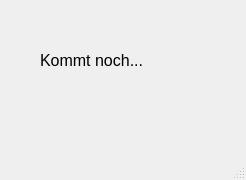
This is ui/settings.ui in fflopsi/twobodyproblem as Qt 5 draws it before an edit. The edited form follows.
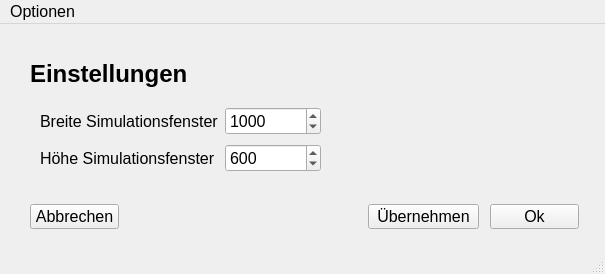
This is the edited form.

Diff of the .ui file:
```diff
--- a/ui/settings.ui
+++ b/ui/settings.ui
@@ -6,8 +6,8 @@
    <rect>
     <x>0</x>
     <y>0</y>
-    <width>246</width>
-    <height>180</height>
+    <width>605</width>
+    <height>274</height>
    </rect>
   </property>
   <property name="font">
@@ -19,17 +19,123 @@
    <string>Einstellungen</string>
   </property>
   <widget class="QWidget" name="centralwidget">
-   <widget class="QLabel" name="label">
+   <widget class="QPushButton" name="b_ok">
+    <property name="geometry">
+     <rect>
+      <x>490</x>
+      <y>180</y>
+      <width>89</width>
+      <height>25</height>
+     </rect>
+    </property>
+    <property name="text">
+     <string>Ok</string>
+    </property>
+   </widget>
+   <widget class="QPushButton" name="b_save">
+    <property name="geometry">
+     <rect>
+      <x>368</x>
+      <y>180</y>
+      <width>111</width>
+      <height>25</height>
+     </rect>
+    </property>
+    <property name="text">
+     <string>Übernehmen</string>
+    </property>
+   </widget>
+   <widget class="QPushButton" name="b_cancel">
+    <property name="geometry">
+     <rect>
+      <x>30</x>
+      <y>180</y>
+      <width>89</width>
+      <height>25</height>
+     </rect>
+    </property>
+    <property name="toolTip">
+     <string extracomment="Verlassen ohne zu speichern">Verlassen ohne zu speichern</string>
+    </property>
+    <property name="statusTip">
+     <string/>
+    </property>
+    <property name="whatsThis">
+     <string/>
+    </property>
+    <property name="accessibleName">
+     <string/>
+    </property>
+    <property name="accessibleDescription">
+     <string/>
+    </property>
+    <property name="text">
+     <string>Abbrechen</string>
+    </property>
+   </widget>
+   <widget class="QWidget" name="gridLayoutWidget">
     <property name="geometry">
      <rect>
       <x>40</x>
-      <y>50</y>
-      <width>141</width>
-      <height>21</height>
+      <y>80</y>
+      <width>281</width>
+      <height>71</height>
+     </rect>
+    </property>
+    <layout class="QGridLayout" name="gridLayout">
+     <item row="1" column="1">
+      <widget class="QSpinBox" name="canvas_height">
+       <property name="minimum">
+        <number>50</number>
+       </property>
+       <property name="maximum">
+        <number>2000</number>
+       </property>
+       <property name="value">
+        <number>600</number>
+       </property>
+      </widget>
+     </item>
+     <item row="0" column="1">
+      <widget class="QSpinBox" name="canvas_width">
+       <property name="minimum">
+        <number>100</number>
+       </property>
+       <property name="maximum">
+        <number>3000</number>
+       </property>
+       <property name="value">
+        <number>1000</number>
+       </property>
+      </widget>
+     </item>
+     <item row="0" column="0">
+      <widget class="QLabel" name="label">
+       <property name="text">
+        <string>Breite Simulationsfenster</string>
+       </property>
+      </widget>
+     </item>
+     <item row="1" column="0">
+      <widget class="QLabel" name="label_2">
+       <property name="text">
+        <string>Höhe Simulationsfenster</string>
+       </property>
+      </widget>
+     </item>
+    </layout>
+   </widget>
+   <widget class="QLabel" name="label_17">
+    <property name="geometry">
+     <rect>
+      <x>30</x>
+      <y>30</y>
+      <width>161</width>
+      <height>41</height>
      </rect>
     </property>
     <property name="text">
-     <string>Kommt noch...</string>
+     <string>&lt;html&gt;&lt;head/&gt;&lt;body&gt;&lt;p&gt;&lt;span style=&quot; font-size:18pt; font-weight:600;&quot;&gt;Einstellungen&lt;/span&gt;&lt;/p&gt;&lt;/body&gt;&lt;/html&gt;</string>
     </property>
    </widget>
   </widget>
@@ -38,10 +144,17 @@
     <rect>
      <x>0</x>
      <y>0</y>
-     <width>246</width>
-     <height>27</height>
+     <width>605</width>
+     <height>24</height>
     </rect>
    </property>
+   <widget class="QMenu" name="menuOptionen">
+    <property name="title">
+     <string>Optionen</string>
+    </property>
+    <addaction name="actionVerlassen"/>
+   </widget>
+   <addaction name="menuOptionen"/>
   </widget>
   <widget class="QStatusBar" name="statusbar"/>
  </widget>
```
Left out of the diff: 8 changed lines with no effect on the pictures.
